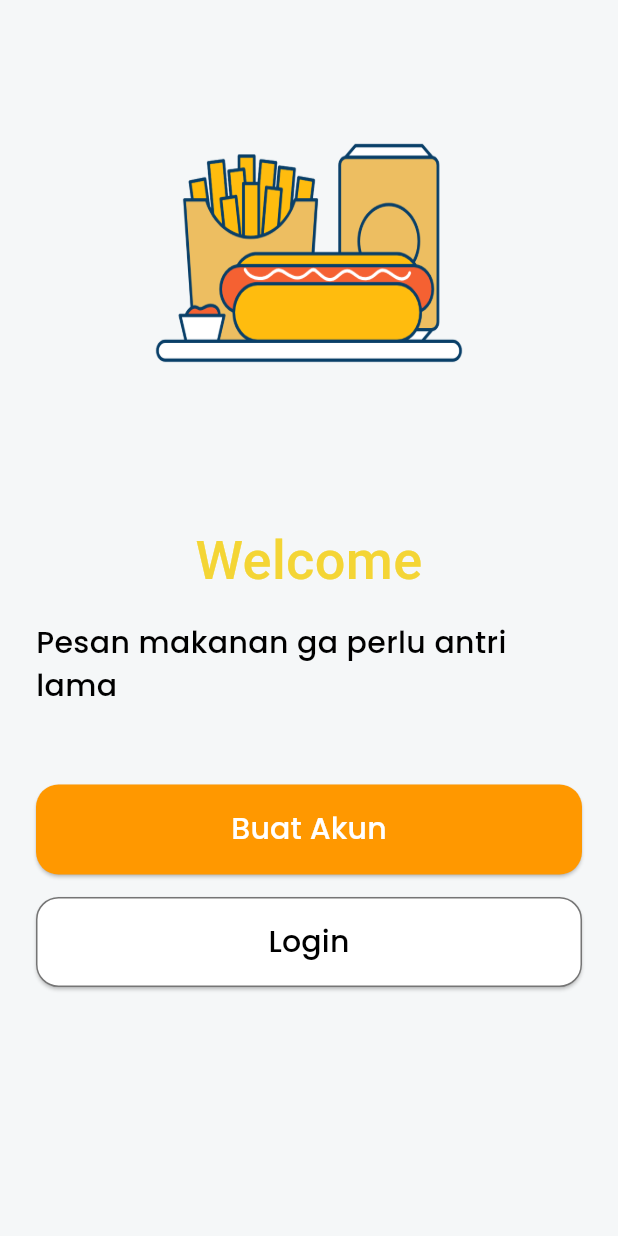
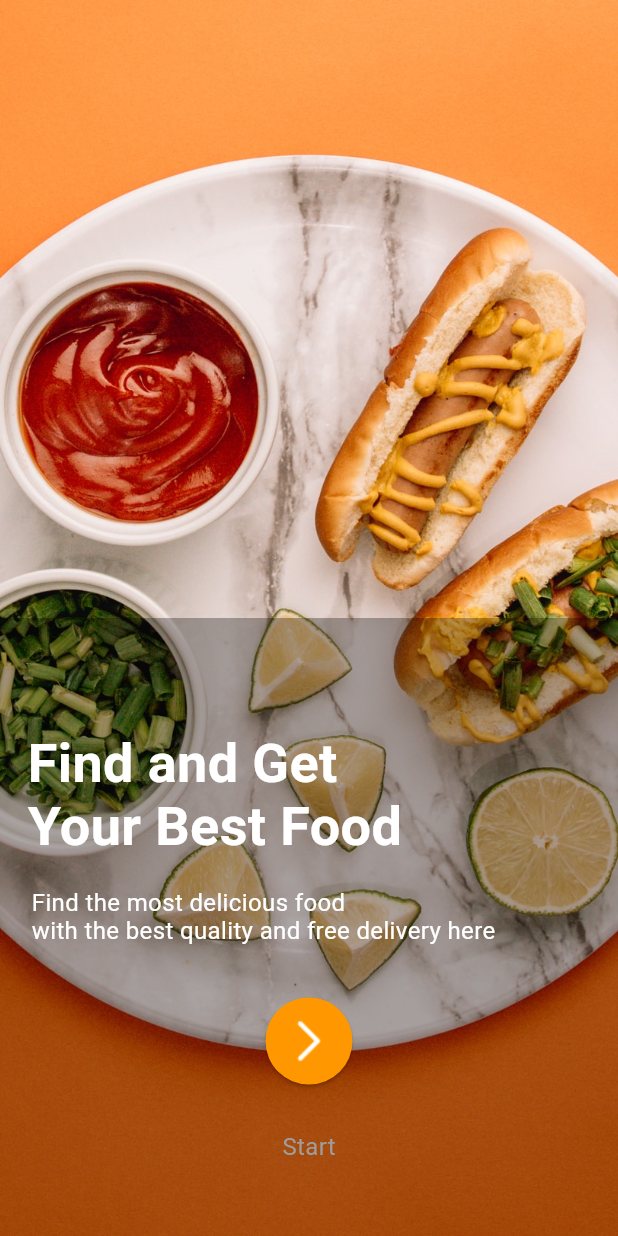
Before and after one commit to tkpch04/FoodDeliveryFinal, a Flutter app: the screen it shows after launch, on a phone screen of 412 x 824 dp. Run offline on Flutter 3.47's test engine with Material 3 defaults, Android fonts, the phone set to English and light mode, and no system bars; our stand-ins replace cloud_firestore, firebase_auth, firebase_core, fluttertoast, google_fonts, image_picker; accounts and stored records are empty.

Commit message:
Final Project Gabungan Account+Spalash

```diff
--- a/lib/main.dart
+++ b/lib/main.dart
@@ -1,5 +1,6 @@
 import 'package:flutter/material.dart';
 import 'package:food_delivery_apps/model/cart_model.dart';
+import 'package:food_delivery_apps/pages/splash_page.dart';
 import 'package:food_delivery_apps/pages/welcome_page.dart';
 import 'package:food_delivery_apps/pages/home_page.dart';
 import 'package:food_delivery_apps/pages/cart_page.dart';
@@ -32,7 +33,7 @@ class MyApp extends StatelessWidget {
   Widget build(BuildContext context) {
     return MaterialApp(
       debugShowCheckedModeBanner: false,
-      home: const WelcomePage(),
+      home: SplashPage(),
       routes: {
         '/login': (context) => const WelcomePage(),
       },
@@ -109,8 +110,15 @@ class CartScreen extends StatelessWidget {
 
   @override
   Widget build(BuildContext context) {
-    return const Center(
-      child: CartPage(),
+    // Assuming you are using Firebase Authentication
+    User? user = FirebaseAuth.instance.currentUser;
+
+    // Mendapatkan Data User dari Uid
+    String uid = user?.uid ?? '';
+    return Center(
+      child: CartPage(
+        uid: uid,
+      ),
     );
   }
 }
--- /dev/null
+++ b/lib/pages/splash_page.dart
@@ -0,0 +1,127 @@
+import 'package:flutter/material.dart';
+import 'package:food_delivery_apps/utils/utils.dart';
+import 'package:food_delivery_apps/pages/welcome_page.dart';
+
+class SplashPage extends StatelessWidget {
+  const SplashPage({Key? key}) : super(key: key);
+
+  @override
+  Widget build(BuildContext context) {
+    // Gunakan Future.delayed untuk menunda tampilan Splash Page
+    Future.delayed(Duration(seconds: 3), () {
+      // Navigasi ke halaman berikutnya setelah penundaan
+      Navigator.pushReplacement(
+        context,
+        MaterialPageRoute(
+            builder: (context) =>
+                SplashHomePage()), // Gantilah dengan halaman berikutnya
+      );
+    });
+
+    return Scaffold(
+      backgroundColor: Color(0xFFFFA500),
+      body: Center(
+        child: Image.asset(
+          'assets/splash/iconBurgerSplash.png',
+        ),
+      ),
+    );
+  }
+}
+
+class SplashHomePage extends StatelessWidget {
+  const SplashHomePage({Key? key});
+
+  @override
+  Widget build(BuildContext context) {
+    return Scaffold(
+      body: Stack(
+        fit: StackFit.expand,
+        children: [
+          // Gambar di tengah
+          Positioned.fill(
+            child: Center(
+              child: Image.asset(
+                'assets/splash/intro-bg.png',
+                fit: BoxFit.cover,
+                width: double.infinity,
+                height: double.infinity,
+                alignment: AlignmentDirectional.center,
+              ),
+            ),
+          ),
+
+          // Lapisan hitam transparan di setengah bawah
+          Positioned(
+            bottom: 0,
+            left: 0,
+            right: 0,
+            child: Container(
+              height: MediaQuery.of(context).size.height / 2,
+              color: Colors.black.withOpacity(0.3),
+            ),
+          ),
+
+          // Tombol di tengah bawah
+          Positioned(
+            bottom: 48.0,
+            left: 0,
+            right: 0,
+            child: Column(
+              crossAxisAlignment: CrossAxisAlignment.start,
+              children: [
+                Text(
+                  '  Find and Get\n  Your Best Food',
+                  style: SafeGoogleFont(
+                    'Roboto',
+                    fontSize: 36,
+                    fontWeight: FontWeight.bold,
+                    height: 1.1725,
+                    color: Colors.white,
+                  ),
+                ),
+                Container(height: 20),
+                Text(
+                  '     Find the most delicious food \n     with the best quality and free delivery here',
+                  style: SafeGoogleFont(
+                    'Roboto',
+                    fontSize: 16,
+                    fontWeight: FontWeight.normal,
+                    height: 1.1725,
+                    color: Colors.white,
+                  ),
+                ),
+                SizedBox(height: 35),
+                Center(
+                  child: ElevatedButton(
+                    onPressed: () {
+                      // Aksi yang ingin dilakukan saat tombol ditekan
+                      Navigator.push(
+                        context,
+                        MaterialPageRoute(
+                          builder: (context) => WelcomePage(),
+                        ),
+                      );
+                    },
+                    child: Image.asset('assets/splash/start-button.png'),
+                    style: ElevatedButton.styleFrom(
+                        shape: CircleBorder(),
+                        padding: EdgeInsets.all(9),
+                        primary: Colors.orange),
+                  ),
+                ),
+                SizedBox(height: 30), // Jarak antara ElevatedButton dan Text
+                Center(
+                  child: Text(
+                    'Start',
+                    style: TextStyle(fontSize: 16, color: Colors.grey),
+                  ),
+                ),
+              ],
+            ),
+          ),
+        ],
+      ),
+    );
+  }
+}
```
Also changed, not shown: lib/model/cart_model.dart (+13 -109 lines), lib/pages/cart_page.dart (+106 -41 lines), lib/pages/home_page.dart (+7 -1 lines), pubspec.yaml (+14 -1 lines), assets/background_image.jpg (added), assets/default-avatar.png (added), assets/icon/icon_2.png (added), assets/splash/iconBurgerSplash.png (added), assets/splash/intro-bg.png (added), assets/splash/start-button.png (added), pubspec.lock, 30 other files.
